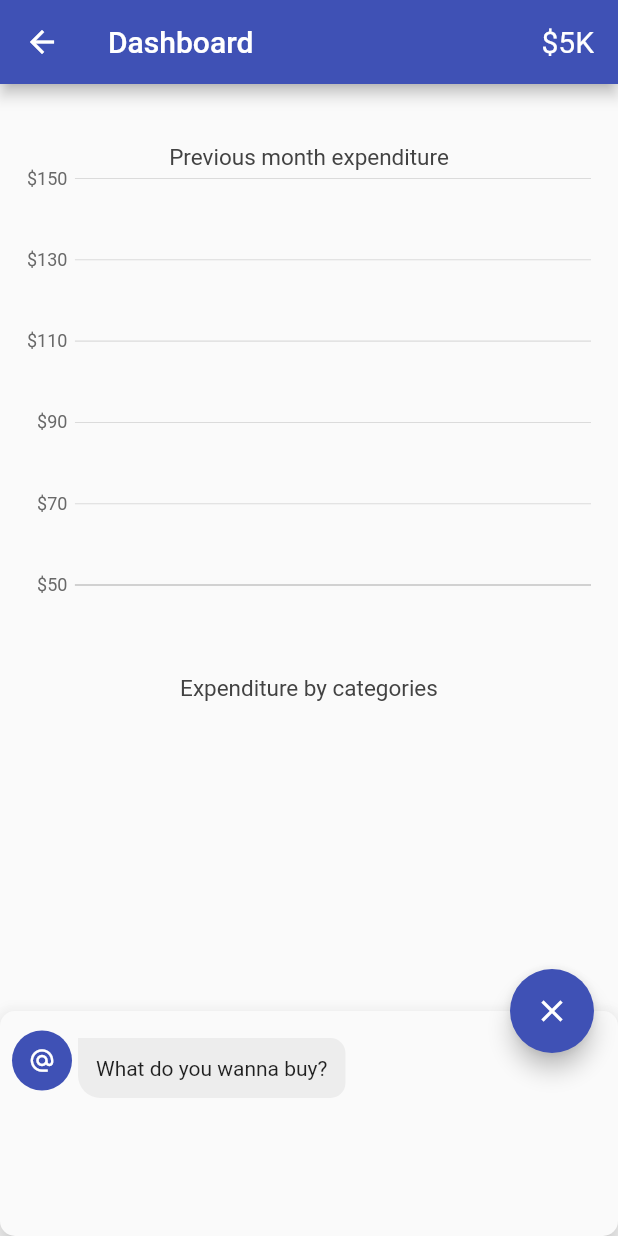
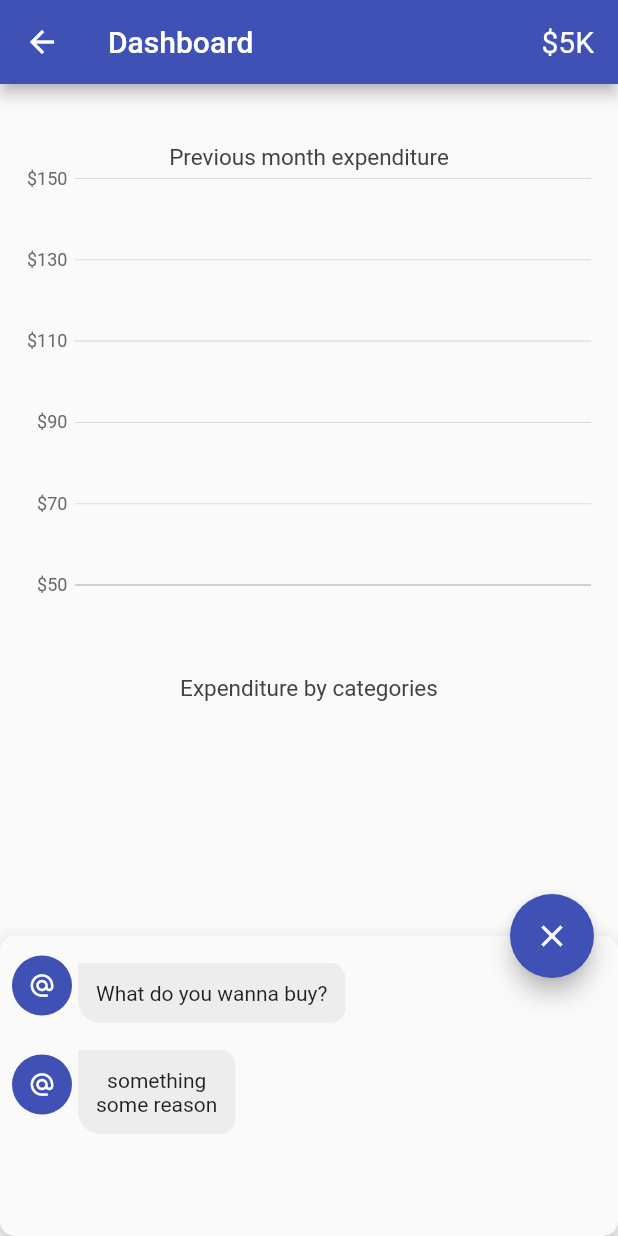
Before and after one commit to lbarwiko/disruptsf2019, a Flutter app: the screen it shows after launch, after a tap on the "format quote" icon, on a phone screen of 412 x 824 dp. Run offline on Flutter 3.47's test engine with Material 2 defaults, Android fonts, the phone set to English and light mode, and no system bars; our stand-ins replace shared_preferences, syncfusion_flutter_charts, webview_flutter; missing offline and left inert: speech_recognition; network calls fail.

Commit message:
saving checkpoint

```diff
--- a/mom/lib/home_page.dart
+++ b/mom/lib/home_page.dart
@@ -1,7 +1,12 @@
+import 'dart:convert';
+
 import 'package:flutter/material.dart';
 import 'package:mom/charts/pie_chart.dart';
 import 'package:speech_recognition/speech_recognition.dart';
 import 'charts/line_area_chart.dart';
+import 'package:http/http.dart' as http;
+
+import 'constants.dart';
 
 class HomePage extends StatefulWidget {
   @override
@@ -15,6 +20,8 @@ class _HomePageState extends State<HomePage> {
   bool _isModalShown = false;
 
   String resultText = "";
+  String decisionString = "something";
+  String reason = "some reason";
 
   PersistentBottomSheetController _controller; // <------ Instance variable
   final _scaffoldKey =
@@ -127,9 +134,49 @@ class _HomePageState extends State<HomePage> {
 
   getTextMessage(String text) => Text(text);
 
+  getReasonTextBox(String decision, String reason) {
+    return Container(
+      padding: const EdgeInsets.all(12.0),
+      margin: const EdgeInsets.only(top: 10.0, right: 60.0),
+      decoration: BoxDecoration(
+        color: Color(0xFFEDEDED),
+        borderRadius: BorderRadius.only(
+          topRight: Radius.circular(10.0),
+          bottomRight: Radius.circular(10.0),
+          bottomLeft: Radius.circular(15.0),
+        ),
+      ),
+      child: Column(
+        children: <Widget>[
+          Text(decision),
+          Text(reason),
+        ],
+      ),
+    );
+
+//    return Container(
+//      padding: const EdgeInsets.all(12.0),
+//      margin: const EdgeInsets.only(top: 10.0, right: 60.0),
+//      decoration: BoxDecoration(
+//        color: Color(0xFFEDEDED),
+//        borderRadius: BorderRadius.only(
+//          topRight: Radius.circular(10.0),
+//          bottomRight: Radius.circular(10.0),
+//          bottomLeft: Radius.circular(15.0),
+//        ),
+//      ),
+//      child: Column(
+//        children: <Widget>[
+//          Text(decision),
+//          Text(reason),
+//        ],
+//      ),
+//    );
+  }
+
   _modalContainer() {
     return Container(
-      height: 150.0,
+      height: 200.0,
       color: Colors.transparent,
       child: new Container(
           child: Column(
@@ -176,6 +223,25 @@ class _HomePageState extends State<HomePage> {
                   ),
                 )
               : Container(),
+          Padding(
+            padding: const EdgeInsets.only(left: 8, top: 8),
+            child: Row(
+              children: <Widget>[
+                Padding(
+                  padding: const EdgeInsets.only(right: 4),
+                  child: CircleAvatar(
+                    child: Icon(
+                      Icons.alternate_email,
+                      color: Colors.white,
+                      size: 18,
+                    ),
+                    backgroundColor: Colors.indigo,
+                  ),
+                ),
+                getReasonTextBox(decisionString, reason),
+              ],
+            ),
+          ),
 //              : Container(),
         ],
       )),
@@ -209,6 +275,7 @@ class _HomePageState extends State<HomePage> {
       () => setState(() {
         _isListening = false;
         print('listening completed');
+        processData();
       }),
     );
 
@@ -226,4 +293,20 @@ class _HomePageState extends State<HomePage> {
           .listen(locale: "en_IN")
           .then((result) => print('result after calling $result'));
   }
+
+  Future processData() async {
+    String dataReceived = resultText;
+    RegExp exp =
+        new RegExp(r"^\$(([1-9]\d{0,2}(,\d{3})*)|(([1-9]\d*)?\d))(\.\d\d)?$");
+    String match = exp.stringMatch(dataReceived);
+    print('somethg $match');
+
+    var result = await http.get('$BASE_URL/decision');
+    Map<String, dynamic> resultMap = json.decode(result.body);
+    Map<String, String> decision = resultMap['decision'];
+    decisionString = decision['decision'];
+    reason = decision['reason'];
+    setState(() {});
+  }
+
 }
```
